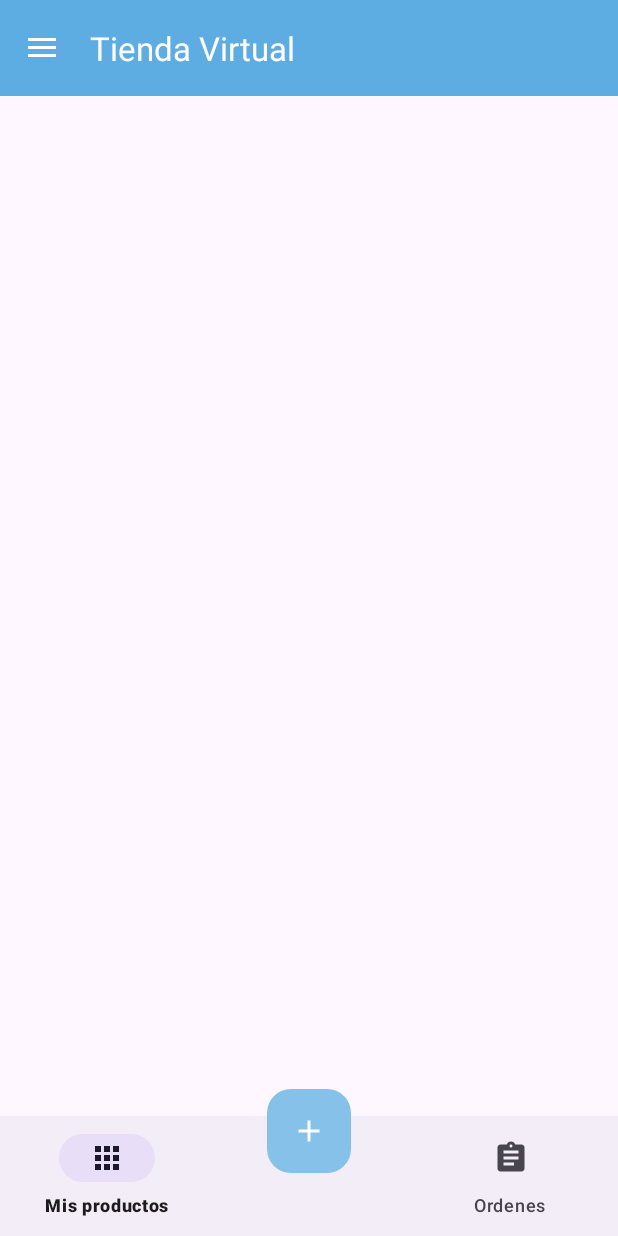
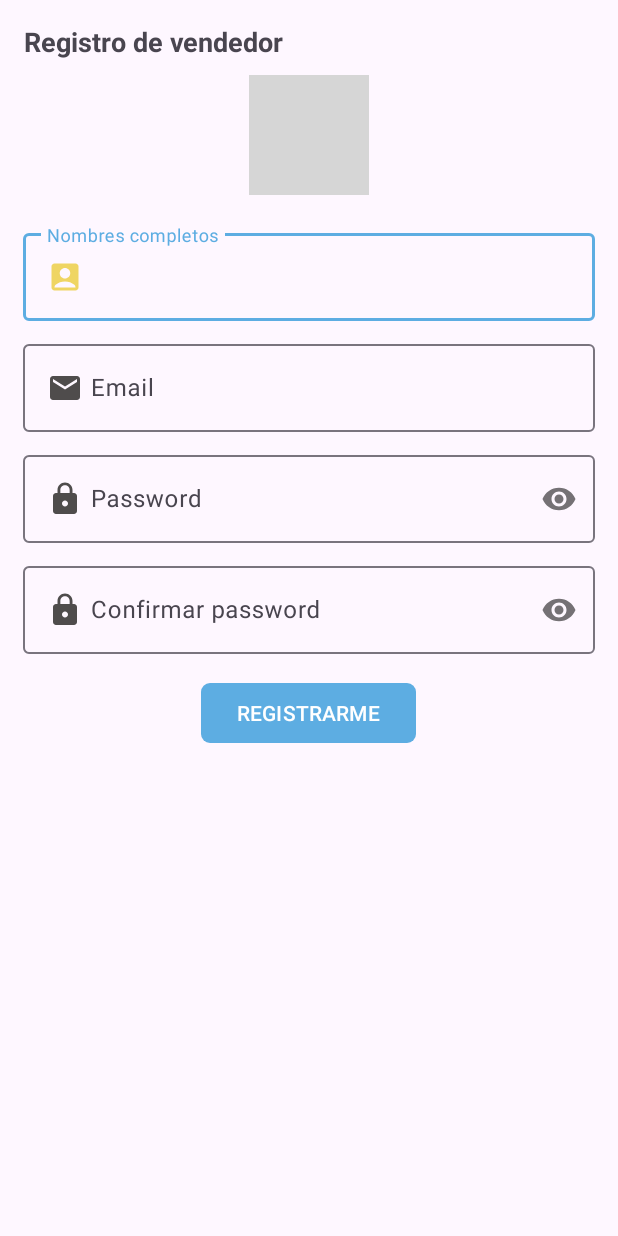
Before and after one commit to RonalAlexanderEs/AppMovilesPasteleria, an Android app: the screen it shows after launch (MainActivityVendedor before the commit, RegistroVendedorActivity after it), on a phone screen of 412 x 824 dp. Run offline under Robolectric (Android 15) with nearby library versions, the phone set to English and light mode, and no system bars; our stand-ins replace Firebase (no records; nobody signed in at launch, a user with empty details on screens opened directly); 1 statement that could not run was skipped; grey boxes are pictures that could not be loaded.

Commit message:
Implementacion de login si no estas logeado

```diff
--- a/app/src/main/java/com/example/reposteria_am/Vendedor/MainActivityVendedor.kt
+++ b/app/src/main/java/com/example/reposteria_am/Vendedor/MainActivityVendedor.kt
@@ -1,5 +1,6 @@
 package com.example.reposteria_am.Vendedor
 
+import android.content.Intent
 import android.os.Bundle
 import android.view.MenuItem
 import android.widget.Toast
@@ -59,6 +60,16 @@ class MainActivityVendedor : AppCompatActivity() , NavigationView.OnNavigationIt
 
     }
 
+    private fun comprobarSesion() {
+        /*Si el usuario no ha iniciado sesion*/
+        if(firebaseAuth!!.currentUser==null){
+            startActivity(Intent(applicationContext,RegistroVendedorActivity::class.java))
+            Toast.makeText(applicationContext,"Vendedor no logeado",Toast.LENGTH_SHORT).show()
+        }else{
+            Toast.makeText(applicationContext,"Usuario en linea",Toast.LENGTH_SHORT).show()
+        }
+    }
+
 
     private fun replaceFragment(fragment: Fragment) {
         supportFragmentManager
--- a/app/src/main/java/com/example/reposteria_am/Vendedor/RegistroVendedorActivity.kt
+++ b/app/src/main/java/com/example/reposteria_am/Vendedor/RegistroVendedorActivity.kt
@@ -3,12 +3,14 @@ package com.example.reposteria_am.Vendedor
 import android.os.Bundle
 import androidx.activity.enableEdgeToEdge
 import androidx.appcompat.app.AppCompatActivity
-
+import com.example.reposteria_am.R
 
 class RegistroVendedorActivity : AppCompatActivity() {
     override fun onCreate(savedInstanceState: Bundle?) {
         super.onCreate(savedInstanceState)
         enableEdgeToEdge()
 
+        // Establece el layout XML para esta actividad
+        setContentView(R.layout.activity_registro_vendedor)
     }
 }
```
